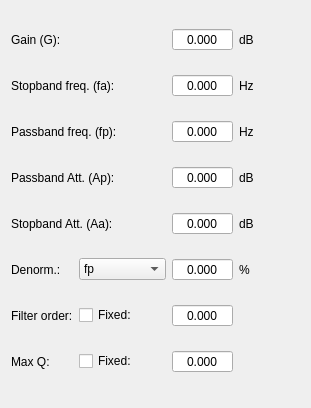
Before: the Qt Designer form app/designer/filters_data/high_pass.ui in grupo-tc-volcan/TP4, drawn with Qt 5.
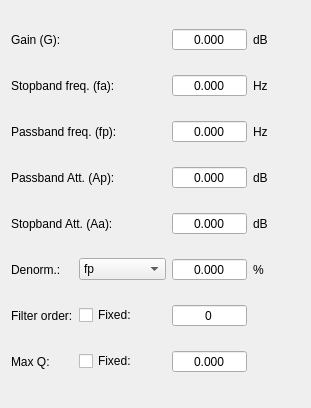
After: the same form once the commit is applied.

Diff of the .ui file:
```diff
--- a/app/designer/filters_data/high_pass.ui
+++ b/app/designer/filters_data/high_pass.ui
@@ -38,6 +38,9 @@
      <property name="decimals">
       <number>3</number>
      </property>
+     <property name="maximum">
+      <double>300.000000000000000</double>
+     </property>
     </widget>
    </item>
    <item row="2" column="2">
@@ -57,6 +60,9 @@
      <property name="decimals">
       <number>3</number>
      </property>
+     <property name="maximum">
+      <double>1000000000000.000000000000000</double>
+     </property>
     </widget>
    </item>
    <item row="4" column="2">
@@ -76,6 +82,9 @@
      <property name="decimals">
       <number>3</number>
      </property>
+     <property name="maximum">
+      <double>300.000000000000000</double>
+     </property>
     </widget>
    </item>
    <item row="0" column="2">
@@ -95,6 +104,9 @@
      <property name="decimals">
       <number>3</number>
      </property>
+     <property name="maximum">
+      <double>300.000000000000000</double>
+     </property>
     </widget>
    </item>
    <item row="2" column="3">
@@ -217,6 +229,9 @@
      <property name="decimals">
       <number>3</number>
      </property>
+     <property name="maximum">
+      <double>100.000000000000000</double>
+     </property>
     </widget>
    </item>
    <item row="8" column="1">
@@ -241,7 +256,10 @@
       <bool>true</bool>
      </property>
      <property name="decimals">
-      <number>3</number>
+      <number>0</number>
+     </property>
+     <property name="maximum">
+      <double>20.000000000000000</double>
      </property>
     </widget>
    </item>
@@ -262,6 +280,9 @@
      <property name="decimals">
       <number>3</number>
      </property>
+     <property name="maximum">
+      <double>100.000000000000000</double>
+     </property>
     </widget>
    </item>
    <item row="1" column="2">
@@ -281,6 +302,9 @@
      <property name="decimals">
       <number>3</number>
      </property>
+     <property name="maximum">
+      <double>1000000000000.000000000000000</double>
+     </property>
     </widget>
    </item>
    <item row="1" column="3">
```
